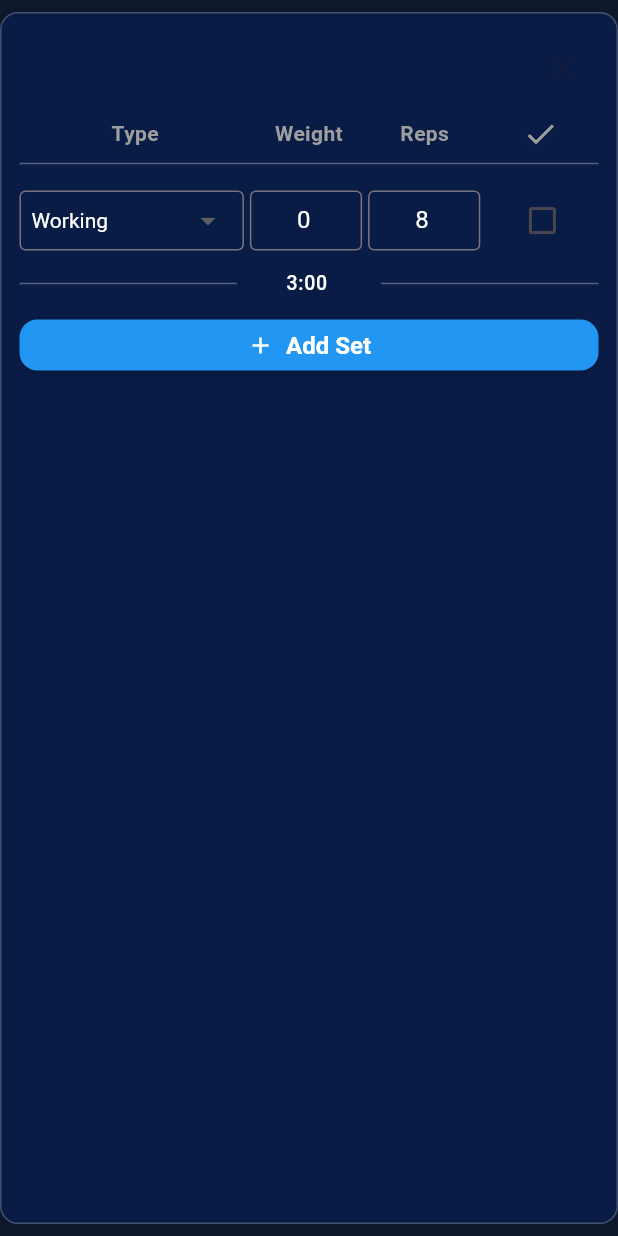
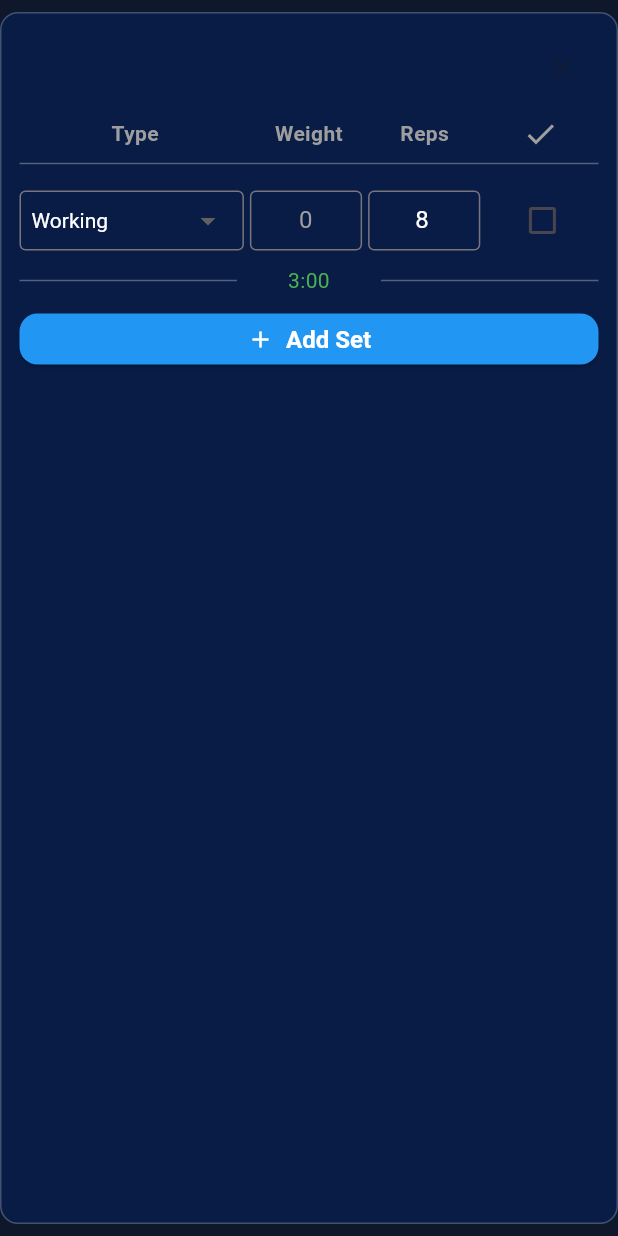
Before and after one commit to benbridgeman03/GymBuddy, a Flutter app: the WorkoutExerciseLogTemplate widget shown alone on an empty page, opened directly with empty values, on a phone screen of 412 x 824 dp. Run offline on Flutter 3.47's test engine with Material 3 defaults, Android fonts, the phone set to English and light mode, and no system bars; our stand-ins replace cloud_firestore, firebase_auth, firebase_core, google_fonts, sliding_up_panel; accounts and stored records are empty.

Commit message:
Update workout_exercise_log_template.dart
Timer automatically starts

```diff
--- a/gym_buddy/lib/widgets/workout_exercise_log_template.dart
+++ b/gym_buddy/lib/widgets/workout_exercise_log_template.dart
@@ -3,6 +3,7 @@ import 'package:gym_buddy/models/exercise.dart';
 import 'package:gym_buddy/models/workout_log.dart';
 import 'package:gym_buddy/services/min_sec_input_formatter.dart';
 import 'package:gym_buddy/models/set_type.dart';
+import 'dart:async';
 
 class WorkoutExerciseLogTemplate extends StatefulWidget {
   final Exercise exercise;
@@ -29,6 +30,9 @@ class WorkoutExerciseLogTemplateState
   List<TextEditingController> repsControllers = [];
   List<TextEditingController> restControllers = [];
 
+  List<int> countdowns = [];
+  List<Timer?> timers = [];
+
   @override
   void initState() {
     super.initState();
@@ -42,7 +46,7 @@ class WorkoutExerciseLogTemplateState
     // Make sure controllers exist for all sets
     weightControllers = List.generate(
       sets.length,
-      (i) => TextEditingController(text: '0'),
+      (i) => TextEditingController(text: ''),
     );
 
     repsControllers = List.generate(
@@ -54,11 +58,14 @@ class WorkoutExerciseLogTemplateState
       sets.length,
       (i) => TextEditingController(text: sets[i]['restFormatted']),
     );
+
+    countdowns = List.generate(sets.length, (i) => 0);
+    timers = List.generate(sets.length, (i) => null);
   }
 
   void _addSet() {
     setState(() {
-      int defaultRest = 180; // seconds
+      int defaultRest = 180;
       int minutes = defaultRest ~/ 60;
       int seconds = defaultRest % 60;
       String formattedRest = '$minutes:${seconds.toString().padLeft(2, '0')}';
@@ -75,12 +82,40 @@ class WorkoutExerciseLogTemplateState
       weightControllers.add(TextEditingController(text: '0'));
       repsControllers.add(TextEditingController(text: '8'));
       restControllers.add(TextEditingController(text: formattedRest));
+
+      countdowns.add(0);
+      timers.add(null);
     });
   }
 
   void _removeSet(int index) {
     setState(() {
+      timers[index]?.cancel();
+      timers.removeAt(index);
+      countdowns.removeAt(index);
       sets.removeAt(index);
+      weightControllers.removeAt(index);
+      repsControllers.removeAt(index);
+      restControllers.removeAt(index);
+    });
+  }
+
+  void _startRestCountdown(int index) {
+    timers[index]?.cancel();
+    int restSeconds = sets[index]['rest'] ?? 0;
+
+    setState(() {
+      countdowns[index] = restSeconds;
+    });
+
+    timers[index] = Timer.periodic(const Duration(seconds: 1), (timer) {
+      if (countdowns[index] > 0) {
+        setState(() {
+          countdowns[index]--;
+        });
+      } else {
+        timer.cancel();
+      }
     });
   }
 
@@ -312,6 +347,15 @@ class WorkoutExerciseLogTemplateState
                                     setState(() {
                                       sets[index]['isComplete'] =
                                           value ?? false;
+                                      if (value == true) {
+                                        _startRestCountdown(
+                                          index,
+                                        ); // start countdown
+                                      } else {
+                                        timers[index]
+                                            ?.cancel(); // stop countdown if unchecked
+                                        countdowns[index] = 0;
+                                      }
                                     });
                                   },
                                 ),
@@ -331,41 +375,15 @@ class WorkoutExerciseLogTemplateState
                                 ),
                               ),
                               SizedBox(
-                                width: 80, // controls how wide the input looks
-                                child: TextField(
-                                  controller: restControllers[index],
-                                  keyboardType: TextInputType.number,
-                                  textAlign: TextAlign.center,
-                                  inputFormatters: [MinSecInputFormatter()],
-                                  decoration: const InputDecoration(
-                                    isDense: true,
-                                    contentPadding: EdgeInsets.symmetric(
-                                      vertical: 2,
-                                    ),
-                                    border: InputBorder.none, // remove outline
-                                    hintText: '3:00',
-                                    hintStyle: TextStyle(
-                                      color: Colors.grey,
-                                      fontSize: 13,
-                                    ),
+                                width: 80,
+                                child: Center(
+                                  child: Text(
+                                    countdowns[index] > 0
+                                        ? '${(countdowns[index] ~/ 60).toString().padLeft(2, '0')}:${(countdowns[index] % 60).toString().padLeft(2, '0')}'
+                                        : sets[index]['restFormatted'],
+                                    textAlign: TextAlign.center,
+                                    style: const TextStyle(color: Colors.green),
                                   ),
-                                  style: const TextStyle(
-                                    color: Colors.white,
-                                    fontSize: 13,
-                                    fontWeight: FontWeight.w500,
-                                  ),
-                                  onChanged: (value) {
-                                    sets[index]['restFormatted'] = value;
-                                    final parts = value.split(':');
-                                    if (parts.length == 2) {
-                                      final min = int.tryParse(parts[0]) ?? 0;
-                                      final sec = int.tryParse(parts[1]) ?? 0;
-                                      sets[index]['rest'] = min * 60 + sec;
-                                    } else {
-                                      sets[index]['rest'] =
-                                          int.tryParse(parts[0]) ?? 0;
-                                    }
-                                  },
                                 ),
                               ),
                               const Expanded(
@@ -394,7 +412,7 @@ class WorkoutExerciseLogTemplateState
               icon: const Icon(Icons.add),
               label: const Text('Add Set'),
             ),
-          ), // Additional UI elements for editing the exercise would go here
+          ),
         ],
       ),
     );
```
